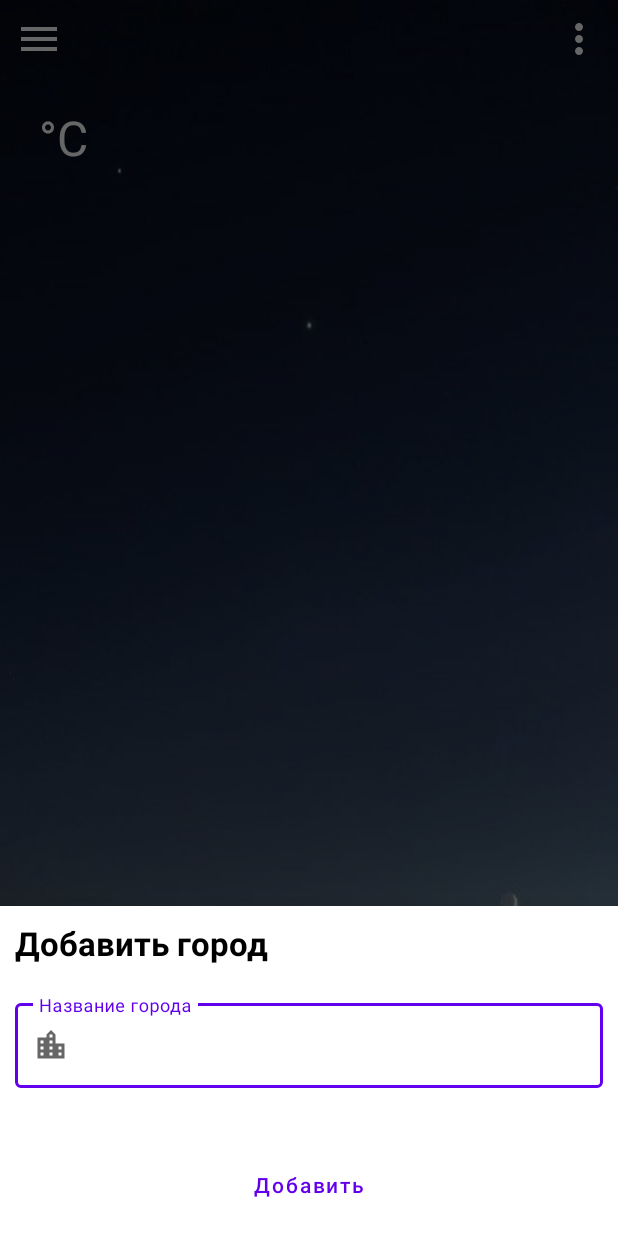
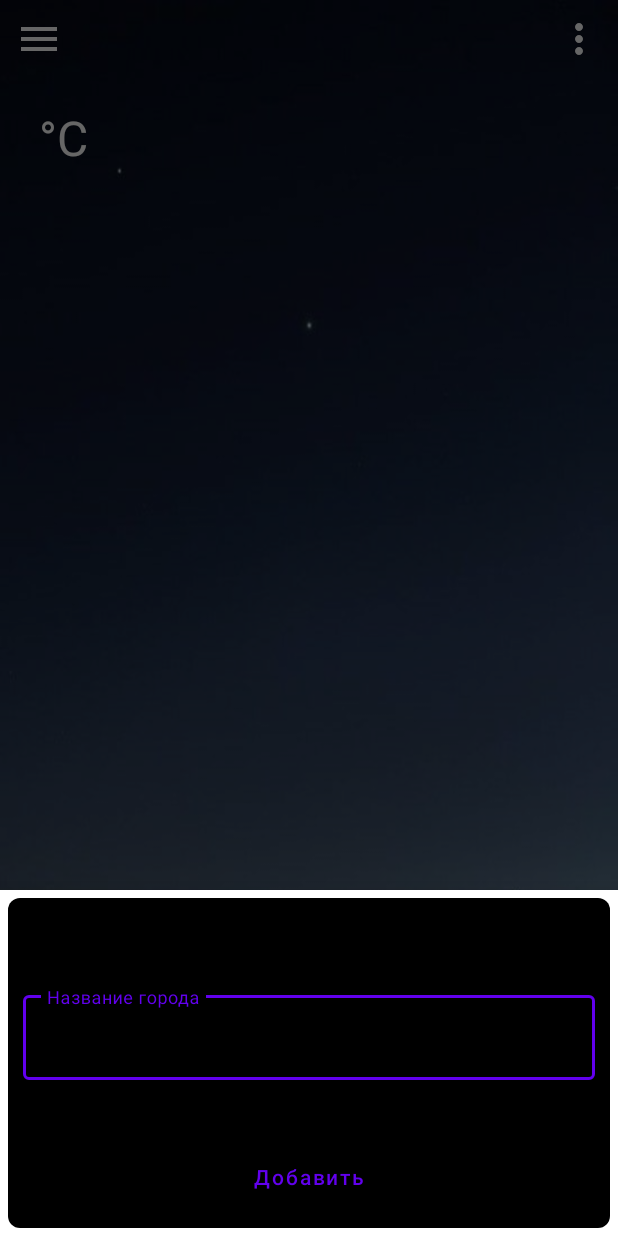
Before and after one commit to Mr-Ratatu/WeatherAppMVVM, an Android app: the fragment AddCityListDialog placed in its activity, on a phone screen of 412 x 824 dp. Run offline under Robolectric (Android 15) with nearby library versions, the light colour scheme and no system bars; our stand-ins replace RxJava, data binding; network calls fail.

Commit message:
Добавлен список погоды на каждые 3 часа в течении 5 дней. Добавлена новая модель "item" Добавлен адаптер RecyclerView

```diff
--- a/app/src/main/java/com/weather/app/mvvm/data/network/ApiWeatherService.java
+++ b/app/src/main/java/com/weather/app/mvvm/data/network/ApiWeatherService.java
@@ -1,6 +1,10 @@
 package com.weather.app.mvvm.data.network;
 
 import com.weather.app.mvvm.data.model.WeatherBody;
+import com.weather.app.mvvm.data.model.item.ListWeather;
+import com.weather.app.mvvm.data.model.item.ThreeHourWeatherBody;
+
+import java.util.List;
 
 import io.reactivex.Observable;
 import retrofit2.http.GET;
@@ -9,10 +13,11 @@ import retrofit2.http.Query;
 public interface ApiWeatherService {
     @GET("weather")
     Observable<WeatherBody> getApiWeather(@Query("q") String city,
-                                          @Query("units") String units);
+                                          @Query("units") String units,
+                                          @Query("lang") String lang);
 
     @GET("forecast")
-    Observable<WeatherBody> getApiWeather(@Query("q") String city,
-                                          @Query("units") String units,
-                                          @Query("lang") String lang);
+    Observable<ThreeHourWeatherBody> getApiWeatherThreeHour(@Query("q") String city,
+                                                            @Query("units") String units,
+                                                            @Query("lang") String lang);
 }
--- /dev/null
+++ b/app/src/main/java/com/weather/app/mvvm/ui/adapter/ThreeHourWeatherAdapter.java
@@ -0,0 +1,64 @@
+package com.weather.app.mvvm.ui.adapter;
+
+import android.view.LayoutInflater;
+import android.view.View;
+import android.view.ViewGroup;
+
+import com.weather.app.mvvm.R;
+import com.weather.app.mvvm.data.model.item.ListWeather;
+import com.weather.app.mvvm.databinding.ThreeHourWeatherItemBinding;
+
+import java.util.List;
+
+import androidx.annotation.NonNull;
+import androidx.databinding.DataBindingUtil;
+import androidx.recyclerview.widget.RecyclerView;
+
+public class ThreeHourWeatherAdapter extends RecyclerView.Adapter<ThreeHourWeatherAdapter.ThreeHourWeatherViewHolder> {
+
+    private List<ListWeather> listWeathers;
+
+    public ThreeHourWeatherAdapter(List<ListWeather> listWeathers) {
+        this.listWeathers = listWeathers;
+    }
+
+    public void setListWeathers(List<ListWeather> listWeathers) {
+        this.listWeathers = listWeathers;
+        notifyDataSetChanged();
+    }
+
+    @NonNull
+    @Override
+    public ThreeHourWeatherViewHolder onCreateViewHolder(@NonNull ViewGroup parent, int viewType) {
+        ThreeHourWeatherItemBinding binding = DataBindingUtil.inflate(LayoutInflater.from(parent.getContext()),
+                R.layout.three_hour_weather_item, parent, false);
+
+        return new ThreeHourWeatherViewHolder(binding);
+    }
+
+    @Override
+    public void onBindViewHolder(@NonNull ThreeHourWeatherViewHolder holder, int position) {
+        holder.bind(listWeathers.get(position));
+    }
+
+    @Override
+    public int getItemCount() {
+        return listWeathers.size();
+    }
+
+    static class ThreeHourWeatherViewHolder extends RecyclerView.ViewHolder {
+        private ThreeHourWeatherItemBinding binding;
+
+
+        public ThreeHourWeatherViewHolder(ThreeHourWeatherItemBinding binding) {
+            super(binding.getRoot());
+
+            this.binding = binding;
+        }
+
+        public void bind(ListWeather listWeather) {
+            binding.setItemWeather(listWeather);
+            binding.executePendingBindings();
+        }
+    }
+}
--- a/app/src/main/java/com/weather/app/mvvm/ui/fragment/MainScreenFragment.java
+++ b/app/src/main/java/com/weather/app/mvvm/ui/fragment/MainScreenFragment.java
@@ -7,6 +7,8 @@ import androidx.databinding.DataBindingUtil;
 import androidx.fragment.app.Fragment;
 import androidx.lifecycle.Observer;
 import androidx.lifecycle.ViewModelProvider;
+import androidx.recyclerview.widget.LinearLayoutManager;
+import androidx.recyclerview.widget.RecyclerView;
 
 import android.view.LayoutInflater;
 import android.view.View;
@@ -14,15 +16,23 @@ import android.view.ViewGroup;
 
 import com.weather.app.mvvm.R;
 import com.weather.app.mvvm.data.model.WeatherBody;
+import com.weather.app.mvvm.data.model.item.ListWeather;
+import com.weather.app.mvvm.data.model.item.ThreeHourWeatherBody;
 import com.weather.app.mvvm.databinding.FragmentMainScreenBinding;
+import com.weather.app.mvvm.ui.adapter.ListCityAdapter;
+import com.weather.app.mvvm.ui.adapter.ThreeHourWeatherAdapter;
 import com.weather.app.mvvm.utils.Constant;
 import com.weather.app.mvvm.viewmodel.main.MainScreenFactory;
 import com.weather.app.mvvm.viewmodel.main.MainScreenViewModel;
+
+import java.util.ArrayList;
+import java.util.List;
 
 public class MainScreenFragment extends Fragment {
 
     private FragmentMainScreenBinding binding;
     private MainScreenViewModel mainScreenViewModel;
+    private ThreeHourWeatherAdapter listCityAdapter;
 
     @Override
     public View onCreateView(LayoutInflater inflater, ViewGroup container,
@@ -33,6 +43,8 @@ public class MainScreenFragment extends Fragment {
         mainScreenViewModel = new ViewModelProvider(this, new MainScreenFactory(getNameCity())).get(MainScreenViewModel.class);
         binding.setViewModel(mainScreenViewModel);
 
+        initializeRecyclerView(binding.recycler);
+
         return binding.getRoot();
     }
 
@@ -42,6 +54,9 @@ public class MainScreenFragment extends Fragment {
 
         mainScreenViewModel.getLiveData().observe(getViewLifecycleOwner(),
                 weatherBody -> binding.setWeatherBody(weatherBody));
+
+        mainScreenViewModel.getListWeatherMutableLiveData().observe(getViewLifecycleOwner(),
+                threeHourWeatherBody -> listCityAdapter.setListWeathers(threeHourWeatherBody.getList()));
     }
 
     private String getNameCity() {
@@ -52,4 +67,12 @@ public class MainScreenFragment extends Fragment {
         }
     }
 
+    private void initializeRecyclerView(RecyclerView recyclerView) {
+        List<ListWeather> listWeathers = new ArrayList<>();
+        listCityAdapter = new ThreeHourWeatherAdapter(listWeathers);
+
+        recyclerView.setAdapter(listCityAdapter);
+        recyclerView.setLayoutManager(new LinearLayoutManager(getContext(), RecyclerView.HORIZONTAL, false));
+    }
+
 }
--- a/app/src/main/java/com/weather/app/mvvm/utils/Constant.java
+++ b/app/src/main/java/com/weather/app/mvvm/utils/Constant.java
@@ -2,8 +2,14 @@ package com.weather.app.mvvm.utils;
 
 public class Constant {
     public static final String UNITS_METRIC = "metric";
+    public static final String LANG = "ru";
     public static final String BASE_URL = "https://api.openweathermap.org/data/2.5/";
     public static final String API_KEY = "9c77026c7e309404f3f70034e652ab04";
 
     public static final String CITY = "city";
+
+    public static String firstUpperCase(String word){
+        if(word == null || word.isEmpty()) return ""; //или return word;
+        return word.substring(0, 1).toUpperCase() + word.substring(1);
+    }
 }
--- a/app/src/main/java/com/weather/app/mvvm/viewmodel/main/MainScreenRepository.java
+++ b/app/src/main/java/com/weather/app/mvvm/viewmodel/main/MainScreenRepository.java
@@ -3,14 +3,19 @@ package com.weather.app.mvvm.viewmodel.main;
 import android.view.View;
 
 import com.weather.app.mvvm.data.model.WeatherBody;
+import com.weather.app.mvvm.data.model.item.ListWeather;
+import com.weather.app.mvvm.data.model.item.ThreeHourWeatherBody;
 import com.weather.app.mvvm.data.network.ApiClient;
 import com.weather.app.mvvm.data.network.ApiWeatherService;
 import com.weather.app.mvvm.utils.Constant;
+
+import java.util.List;
 
 import androidx.databinding.ObservableInt;
 import androidx.lifecycle.MutableLiveData;
 import io.reactivex.android.schedulers.AndroidSchedulers;
 import io.reactivex.disposables.CompositeDisposable;
+import io.reactivex.functions.Consumer;
 import io.reactivex.schedulers.Schedulers;
 
 public class MainScreenRepository {
@@ -41,7 +46,7 @@ public class MainScreenRepository {
 
         loading.set(View.VISIBLE);
         content.set(View.GONE);
-        compositeDisposable.add(apiWeatherService.getApiWeather(city, Constant.UNITS_METRIC)
+        compositeDisposable.add(apiWeatherService.getApiWeather(city, Constant.UNITS_METRIC, Constant.LANG)
                 .subscribeOn(Schedulers.io())
                 .observeOn(AndroidSchedulers.mainThread())
                 .subscribe(weatherBody -> {
@@ -49,6 +54,17 @@ public class MainScreenRepository {
                     content.set(View.VISIBLE);
                     loading.set(View.GONE);
                 }, Throwable::printStackTrace));
+
+        return liveData;
+    }
+
+    public MutableLiveData<ThreeHourWeatherBody> getThreeHourWeather(String city) {
+        MutableLiveData<ThreeHourWeatherBody> liveData = new MutableLiveData<>();
+
+        compositeDisposable.add(apiWeatherService.getApiWeatherThreeHour(city, Constant.UNITS_METRIC, Constant.LANG)
+                .subscribeOn(Schedulers.io())
+                .observeOn(AndroidSchedulers.mainThread())
+                .subscribe(liveData::setValue, Throwable::printStackTrace));
 
         return liveData;
     }
--- a/app/src/main/java/com/weather/app/mvvm/viewmodel/main/MainScreenViewModel.java
+++ b/app/src/main/java/com/weather/app/mvvm/viewmodel/main/MainScreenViewModel.java
@@ -4,6 +4,10 @@ import android.view.View;
 
 import com.weather.app.mvvm.R;
 import com.weather.app.mvvm.data.model.WeatherBody;
+import com.weather.app.mvvm.data.model.item.ListWeather;
+import com.weather.app.mvvm.data.model.item.ThreeHourWeatherBody;
+
+import java.util.List;
 
 import androidx.databinding.ObservableInt;
 import androidx.lifecycle.MutableLiveData;
@@ -12,15 +16,21 @@ import androidx.navigation.Navigation;
 
 public class MainScreenViewModel extends ViewModel {
     private MutableLiveData<WeatherBody> liveData;
+    private MutableLiveData<ThreeHourWeatherBody> listWeatherMutableLiveData;
     private MainScreenRepository mainScreenRepository;
 
     public MainScreenViewModel(String city) {
         mainScreenRepository = MainScreenRepository.getInstance();
         liveData = mainScreenRepository.getInfoWeather(city);
+        listWeatherMutableLiveData = mainScreenRepository.getThreeHourWeather(city);
     }
 
     public MutableLiveData<WeatherBody> getLiveData() {
         return liveData;
+    }
+
+    public MutableLiveData<ThreeHourWeatherBody> getListWeatherMutableLiveData() {
+        return listWeatherMutableLiveData;
     }
 
     public ObservableInt getLoading() {
--- /dev/null
+++ b/app/src/main/res/drawable/dialog_background.xml
@@ -0,0 +1,7 @@
+<?xml version="1.0" encoding="utf-8"?>
+<shape xmlns:android="http://schemas.android.com/apk/res/android">
+
+    <corners android:radius="8dp" />
+    <solid android:color="@android:color/black"/>
+
+</shape>
--- a/app/src/main/res/layout/fragment_add_city_list_dialog.xml
+++ b/app/src/main/res/layout/fragment_add_city_list_dialog.xml
@@ -14,8 +14,18 @@
     <androidx.constraintlayout.widget.ConstraintLayout
         android:layout_width="match_parent"
         android:layout_height="wrap_content"
+        tools:context=".ui.fragment.AddCityListDialog">
+
+        <androidx.constraintlayout.widget.ConstraintLayout
+            android:layout_width="match_parent"
+            android:layout_height="wrap_content"
+            android:background="@drawable/dialog_background"
             android:padding="10dp"
-        tools:context=".ui.fragment.AddCityListDialog">
+            android:layout_margin="5dp"
+            app:layout_constraintBottom_toBottomOf="parent"
+            app:layout_constraintEnd_toEndOf="parent"
+            app:layout_constraintStart_toStartOf="parent"
+            app:layout_constraintTop_toTopOf="parent">
 
             <TextView
                 android:id="@+id/textView"
@@ -23,8 +33,8 @@
                 android:layout_height="wrap_content"
                 android:text="Добавить город"
                 android:textColor="@android:color/black"
+                android:textSize="22sp"
                 android:textStyle="bold"
-            android:textSize="22sp"
                 app:layout_constraintEnd_toEndOf="parent"
                 app:layout_constraintStart_toStartOf="parent"
                 app:layout_constraintTop_toTopOf="parent" />
@@ -50,13 +60,14 @@
             <com.google.android.material.button.MaterialButton
                 android:layout_width="0dp"
                 android:layout_height="wrap_content"
+                android:layout_marginTop="20dp"
+                android:onClick="@{() -> viewModel.addCityInListClick()}"
                 android:text="Добавить"
                 android:textAllCaps="false"
-            android:layout_marginTop="20dp"
-            android:onClick="@{() -> viewModel.addCityInListClick()}"
                 app:layout_constraintEnd_toEndOf="parent"
                 app:layout_constraintStart_toStartOf="parent"
                 app:layout_constraintTop_toBottomOf="@+id/textInputLayout" />
 
         </androidx.constraintlayout.widget.ConstraintLayout>
+    </androidx.constraintlayout.widget.ConstraintLayout>
 </layout>
--- a/app/src/main/res/layout/fragment_main_screen.xml
+++ b/app/src/main/res/layout/fragment_main_screen.xml
@@ -80,26 +80,40 @@
             android:layout_width="wrap_content"
             android:layout_height="wrap_content"
             android:layout_marginTop="10dp"
+            android:text="@{weatherBody.weatherCondition}"
             android:textColor="@android:color/white"
-            android:textSize="32sp"
+            android:textSize="24sp"
             app:layout_constraintStart_toStartOf="@+id/materialTextView"
-            app:layout_constraintTop_toBottomOf="@+id/materialTextView" />
+            app:layout_constraintTop_toBottomOf="@+id/materialTextView"
+            tools:text="Ясно" />
 
         <com.google.android.material.card.MaterialCardView
             android:layout_width="match_parent"
             android:layout_height="wrap_content"
             app:cardBackgroundColor="#856200EE"
             app:cardCornerRadius="5dp"
+            app:cardElevation="4dp"
             app:layout_constraintBottom_toTopOf="@+id/guideline2"
             app:layout_constraintEnd_toEndOf="parent"
             app:layout_constraintStart_toStartOf="parent">
 
-            <androidx.recyclerview.widget.RecyclerView
+            <androidx.constraintlayout.widget.ConstraintLayout
                 android:layout_width="match_parent"
-                android:layout_height="wrap_content"
-                tools:listitem="@layout/three_hour_weather_item"
-                app:layoutManager="androidx.recyclerview.widget.LinearLayoutManager"
-                android:orientation="horizontal"/>
+                android:layout_height="wrap_content">
+
+                <androidx.recyclerview.widget.RecyclerView
+                    android:id="@+id/recycler"
+                    android:layout_width="match_parent"
+                    android:layout_height="wrap_content"
+                    android:orientation="horizontal"
+                    app:layoutManager="androidx.recyclerview.widget.LinearLayoutManager"
+                    app:layout_constraintBottom_toBottomOf="parent"
+                    app:layout_constraintEnd_toEndOf="parent"
+                    app:layout_constraintStart_toStartOf="parent"
+                    app:layout_constraintTop_toTopOf="parent"
+                    tools:listitem="@layout/three_hour_weather_item" />
+
+            </androidx.constraintlayout.widget.ConstraintLayout>
 
         </com.google.android.material.card.MaterialCardView>
 
@@ -110,6 +124,7 @@
             android:layout_height="wrap_content"
             app:cardBackgroundColor="#856200EE"
             app:cardCornerRadius="5dp"
+            app:cardElevation="4dp"
             app:layout_constraintBottom_toTopOf="@+id/guideline4"
             app:layout_constraintEnd_toEndOf="parent"
             app:layout_constraintStart_toStartOf="parent">
```
Also changed, not shown: app/src/main/java/com/weather/app/mvvm/data/model/WeatherBody.java (+11 -0 lines), app/src/main/java/com/weather/app/mvvm/data/model/item/ListWeather.java (added, +84 -0 lines), app/src/main/java/com/weather/app/mvvm/data/model/item/MainThreeHour.java (added, +88 -0 lines), app/src/main/java/com/weather/app/mvvm/data/model/item/ThreeHourWeatherBody.java (added, +68 -0 lines), app/src/main/java/com/weather/app/mvvm/data/model/item/WeatherThreeHour.java (added, +54 -0 lines), app/src/main/res/layout/three_hour_weather_item.xml (+35 -6 lines). Lines whose indentation alone changed are shown as unchanged.
